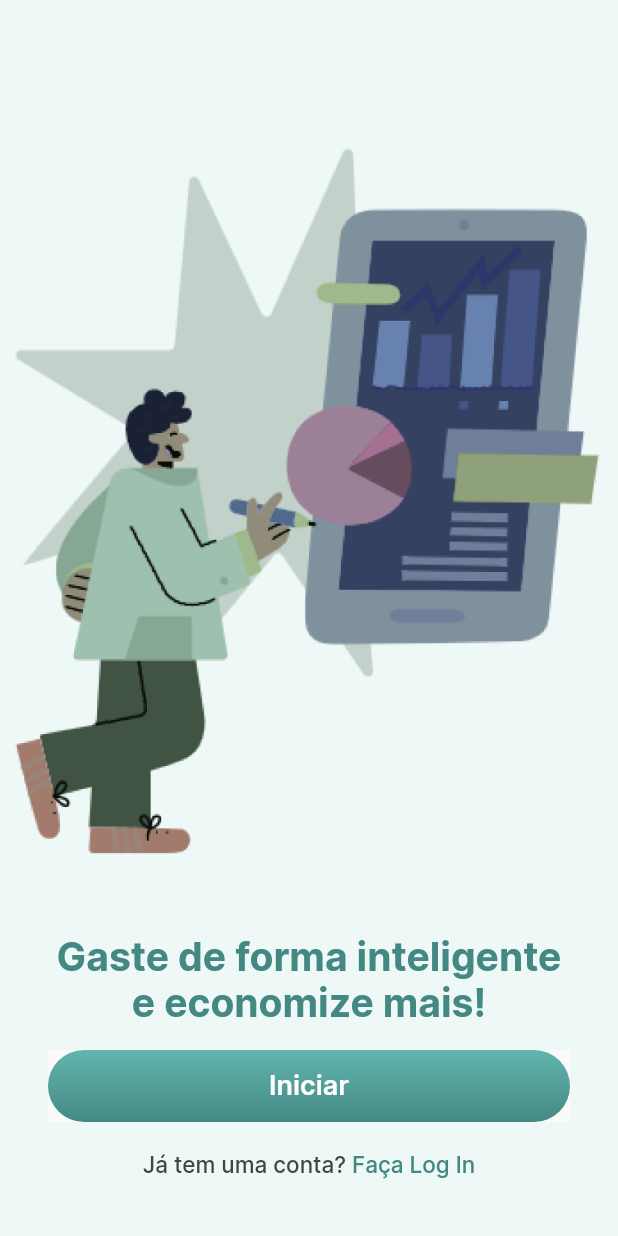
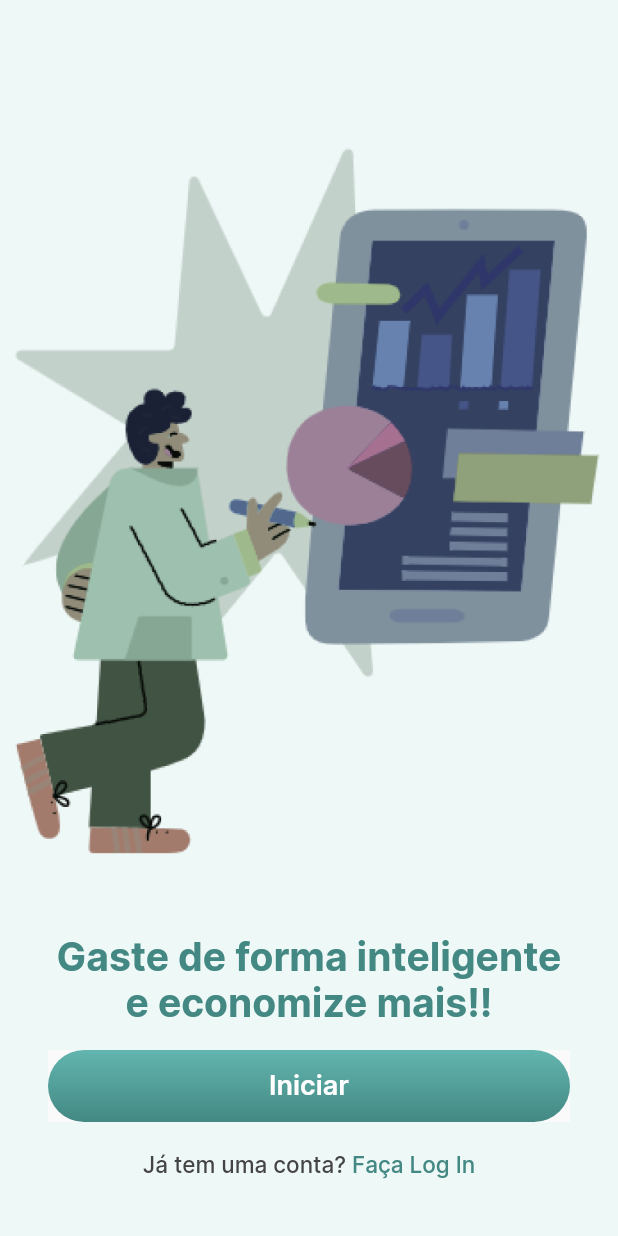
Before and after one commit to LoraniH/FinancyApp, a Flutter app: the screen it shows after launch, on a phone screen of 412 x 824 dp. Run offline on Flutter 3.47's test engine with Material 2 defaults, Android fonts, the phone set to English and light mode, and no system bars.

Commit message:
Adicionei uma nova funcionalidade

```diff
--- a/lib/features/onboarding/onboarding_page.dart
+++ b/lib/features/onboarding/onboarding_page.dart
@@ -27,7 +27,7 @@ class OnboardingPage extends StatelessWidget {
             ),
           ),
           Text(
-            'e economize mais!',
+            'e economize mais!!',
             textAlign: TextAlign.center,
             style: AppTextStyles.mediumText.copyWith(
               color: AppColors.greenlightTwo,
```
